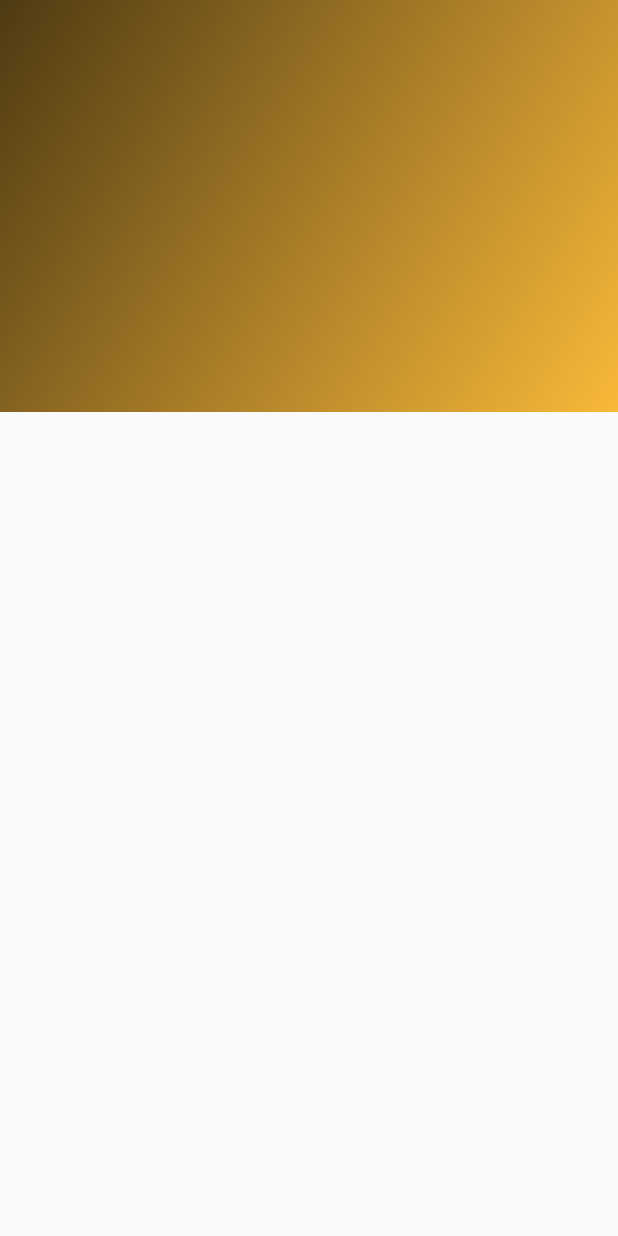
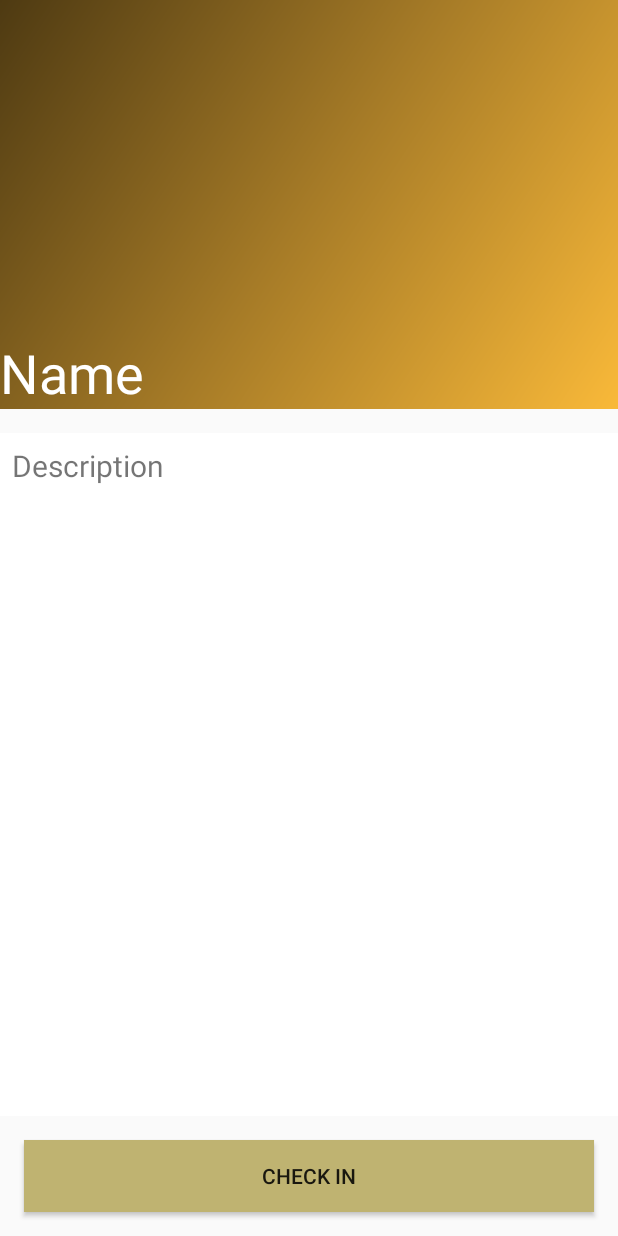
Before and after one commit to nikake/SmartBusinessCard, an Android app: the ViewConferenceActivity screen opened directly, with no data from a screen before it, on a phone screen of 412 x 824 dp. Run offline under Robolectric (Android 15) with nearby library versions, the phone set to English and light mode, and no system bars; libraries missing offline, so code that uses them is left out: com.firebase.client; 6 statements that could not run were skipped.

Commit message:
Check in partly implemented

```diff
--- a/app/src/main/AndroidManifest.xml
+++ b/app/src/main/AndroidManifest.xml
@@ -52,6 +52,8 @@
             android:parentActivityName=".activities.MainActivity" />
         <activity android:name=".activities.MapPane"
             android:parentActivityName=".activities.CreateConferenceActivity" />
+        <activity android:name=".activities.CheckInConference"
+            android:parentActivityName=".activities.ViewConferenceActivity"/>
     </application>
 
 </manifest>
--- a/app/src/main/res/layout/activity_conference_view.xml
+++ b/app/src/main/res/layout/activity_conference_view.xml
@@ -14,15 +14,47 @@
             android:layout_width="match_parent"
             android:layout_height="wrap_content"
             android:layout_alignParentBottom="true"
+            android:text="@string/conference_view_name"
             android:textSize="36sp"
-            android:textColor="@color/text_opacity_background"/>
+            android:textColor="@color/white"/>
+
+
+
+
     </RelativeLayout>
 
     <LinearLayout
+        android:orientation="vertical"
         android:layout_width="match_parent"
         android:layout_height="0dp"
-        android:layout_weight="6">
+        android:layout_weight="5"
+        android:padding="8dp"
+        android:layout_marginTop="16dp"
+        android:background="@color/white">
+
+        <TextView
+            android:layout_width="match_parent"
+            android:layout_height="wrap_content"
+            android:text="@string/conference_view_description"
+            android:textSize="20sp"
+            />
+        <TextView android:id="@+id/view_conference_description"
+            android:layout_width="match_parent"
+            android:layout_height="wrap_content"
+            android:textColor="@color/black"
+            android:textSize="18sp"
+            />
+
 
     </LinearLayout>
 
+    <Button android:id="@+id/view_conference_button"
+        android:layout_width="match_parent"
+        android:layout_height="wrap_content"
+        android:layout_margin="16dp"
+        android:text="@string/conference_button"
+        android:background="@drawable/buttons"
+        android:onClick="checkIn"
+        />
+
 </LinearLayout>
--- a/app/src/main/res/values/strings.xml
+++ b/app/src/main/res/values/strings.xml
@@ -69,5 +69,9 @@
     <string name="create_conference_position_true">Position chosen.</string>
     <string name="create_conference_google_maps">Choose coordinates</string>
 
+    <string name="conference_view_description">Description</string>
+    <string name="conference_view_name">Name</string>
+    <string name="conference_button">Check in</string>
+
     <string name="maps_save">Save</string>
 </resources>
```
Also changed, not shown: app/src/main/java/niklaskerlund/smartbusinesscard/activities/CheckInConference.java (added, +56 -0 lines), app/src/main/java/niklaskerlund/smartbusinesscard/activities/ViewConferenceActivity.java (+104 -3 lines), app/src/main/res/layout/activity_checkin_conference.xml (added, +13 -0 lines).
